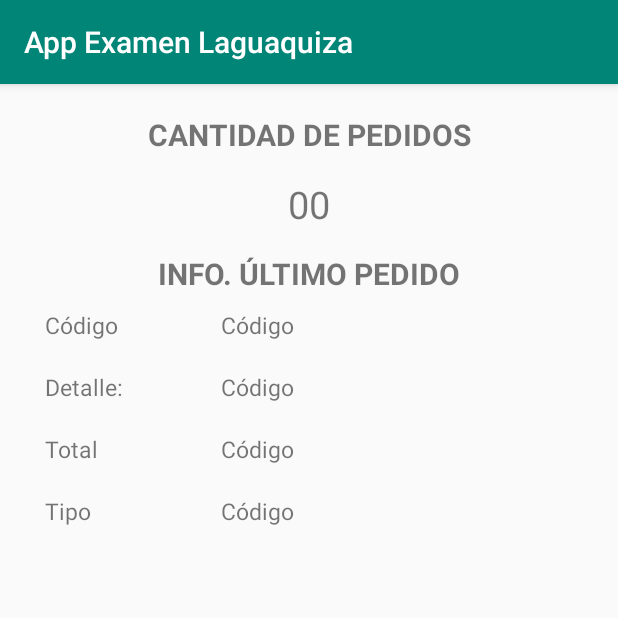
After one commit to gilson97cm/appExamen, an Android app: the CantidadPedidos screen opened directly, with no data from a screen before it, on a phone screen of 412 x 824 dp, the top half of it. The commit adds this screen. Run offline under Robolectric (Android 15) with nearby library versions, the phone set to English and light mode, and no system bars.

Commit message:
suma de pedidos y primer pedido 2

```diff
--- a/app/src/main/AndroidManifest.xml
+++ b/app/src/main/AndroidManifest.xml
@@ -9,7 +9,8 @@
         android:roundIcon="@mipmap/ic_launcher_round"
         android:supportsRtl="true"
         android:theme="@style/AppTheme">
-        <activity android:name=".SumaPedidos"></activity>
+        <activity android:name=".CantidadPedidos"></activity>
+        <activity android:name=".SumaPedidos" />
         <activity android:name=".ListaPedidos" />
         <activity android:name=".Modificar" />
         <activity android:name=".MainActivity">
--- /dev/null
+++ b/app/src/main/java/com/codemort/appexamenlaguaquiza/CantidadPedidos.java
@@ -0,0 +1,68 @@
+package com.codemort.appexamenlaguaquiza;
+
+import androidx.appcompat.app.AppCompatActivity;
+
+import android.database.Cursor;
+import android.database.sqlite.SQLiteDatabase;
+import android.os.Bundle;
+import android.widget.TextView;
+import android.widget.Toast;
+
+public class CantidadPedidos extends AppCompatActivity {
+    TextView lblSumC;
+    TextView lblCodeC;
+    TextView lblDetailC;
+    TextView lblTotalC;
+    TextView lblTypeC;
+
+
+    @Override
+    protected void onCreate(Bundle savedInstanceState) {
+        super.onCreate(savedInstanceState);
+        setContentView(R.layout.activity_cantidad_pedidos);
+
+        lblSumC = (TextView) findViewById(R.id.lblSumC);
+        lblCodeC = (TextView) findViewById(R.id.lblCodeC);
+        lblDetailC = (TextView) findViewById(R.id.lblDetailC);
+        lblTotalC = (TextView) findViewById(R.id.lblTotalC);
+        lblTypeC = (TextView) findViewById(R.id.lblTypeC);
+
+        sum();
+        end();
+    }
+
+    public void sum (){
+        Connection db = new Connection(this, "bddemo", null, 1);
+        SQLiteDatabase baseDatos = db.getWritableDatabase();
+
+        Cursor fila = baseDatos.rawQuery("SELECT * FROM pedidos", null);
+
+        int c =fila.getCount();
+
+        if (c>0) {
+            lblSumC.setText(String.valueOf(c));
+        } else {
+            Toast.makeText(this, "No hay registro.", Toast.LENGTH_SHORT).show();
+        }
+        baseDatos.close();
+
+    }
+
+    public void end(){
+        Connection db = new Connection(this, "bddemo", null, 1);
+        SQLiteDatabase baseDatos = db.getWritableDatabase();
+
+        Cursor fila = baseDatos.rawQuery("SELECT * FROM pedidos ORDER BY codigo ASC LIMIT 1", null);
+
+        if (fila.moveToFirst()) {
+            lblCodeC.setText(fila.getString(0));
+            lblDetailC.setText(fila.getString(1));
+            lblTotalC.setText(fila.getString(2));
+            lblTypeC.setText(fila.getString(3));
+        } else {
+            Toast.makeText(this, "No hay registro.", Toast.LENGTH_SHORT).show();
+        }
+        baseDatos.close();
+
+    }
+}
--- a/app/src/main/java/com/codemort/appexamenlaguaquiza/MainActivity.java
+++ b/app/src/main/java/com/codemort/appexamenlaguaquiza/MainActivity.java
@@ -27,6 +27,7 @@ public class MainActivity extends AppCompatActivity implements View.OnClickListe
 
     Button btnSearch;
     Button btnTotal;
+    Button btnCant;
 
     @Override
     protected void onCreate(Bundle savedInstanceState) {
@@ -53,8 +54,11 @@ public class MainActivity extends AppCompatActivity implements View.OnClickListe
         btnSearch = (Button) findViewById(R.id.btnSearch);
         btnTotal = (Button) findViewById(R.id.btnTotal);
 
+        btnCant = (Button) findViewById(R.id.btnCant);
+
         btnSearch.setOnClickListener(this);
         btnTotal.setOnClickListener(this);
+        btnCant.setOnClickListener(this);
 
 
     }
@@ -103,6 +107,9 @@ public class MainActivity extends AppCompatActivity implements View.OnClickListe
                 break;
             case R.id.btnTotal:
                 intent = new Intent(this, SumaPedidos.class);
+                break;
+            case R.id.btnCant:
+                intent = new Intent(this, CantidadPedidos.class);
                 break;
         }
         if (intent != null){
--- /dev/null
+++ b/app/src/main/res/layout/activity_cantidad_pedidos.xml
@@ -0,0 +1,136 @@
+<?xml version="1.0" encoding="utf-8"?>
+<LinearLayout xmlns:android="http://schemas.android.com/apk/res/android"
+    xmlns:app="http://schemas.android.com/apk/res-auto"
+    xmlns:tools="http://schemas.android.com/tools"
+    android:layout_width="match_parent"
+    android:layout_height="match_parent"
+    android:orientation="vertical"
+    android:padding="20dp"
+    tools:context=".SumaPedidos">
+
+    <TextView
+        android:layout_width="match_parent"
+        android:layout_height="wrap_content"
+        android:text="CANTIDAD DE PEDIDOS"
+        android:textAlignment="center"
+        android:textSize="20dp"
+        android:textStyle="bold" />
+
+    <LinearLayout
+        android:layout_width="match_parent"
+        android:layout_height="wrap_content"
+        android:layout_margin="15dp">
+
+        <TextView
+            android:id="@+id/lblSumC"
+            android:layout_width="match_parent"
+            android:layout_height="wrap_content"
+            android:text="00"
+            android:textAlignment="center"
+            android:textSize="25sp" />
+    </LinearLayout>
+
+    <TextView
+        android:layout_width="match_parent"
+        android:layout_height="wrap_content"
+        android:text="INFO. ÚLTIMO PEDIDO"
+        android:textAlignment="center"
+        android:textSize="20sp"
+        android:textStyle="bold" />
+
+    <LinearLayout
+        android:layout_width="match_parent"
+        android:layout_height="wrap_content"
+        android:gravity="center"
+        android:orientation="vertical">
+
+        <LinearLayout
+            android:layout_width="match_parent"
+            android:layout_height="wrap_content"
+            android:layout_margin="10dp"
+            android:orientation="horizontal">
+
+            <TextView
+                android:layout_width="0dp"
+                android:layout_height="wrap_content"
+                android:layout_weight="1"
+                android:text="Código"
+                android:textSize="15sp" />
+
+            <TextView
+                android:id="@+id/lblCodeC"
+                android:layout_width="0dp"
+                android:layout_height="wrap_content"
+                android:layout_weight="2"
+                android:text="Código"
+                android:textSize="15sp" />
+        </LinearLayout>
+
+        <LinearLayout
+            android:layout_width="match_parent"
+            android:layout_height="wrap_content"
+            android:layout_margin="10dp"
+            android:orientation="horizontal">
+
+            <TextView
+                android:layout_width="0dp"
+                android:layout_height="wrap_content"
+                android:layout_weight="1"
+                android:text="Detalle:"
+                android:textSize="15sp" />
+
+            <TextView
+                android:id="@+id/lblDetailC"
+                android:layout_width="0dp"
+                android:layout_height="wrap_content"
+                android:layout_weight="2"
+                android:text="Código"
+                android:textSize="15sp" />
+        </LinearLayout>
+
+        <LinearLayout
+            android:layout_width="match_parent"
+            android:layout_height="wrap_content"
+            android:layout_margin="10dp"
+            android:orientation="horizontal">
+
+            <TextView
+                android:layout_width="0dp"
+                android:layout_height="wrap_content"
+                android:layout_weight="1"
+                android:text="Total"
+                android:textSize="15sp" />
+
+            <TextView
+                android:id="@+id/lblTotalC"
+                android:layout_width="0dp"
+                android:layout_height="wrap_content"
+                android:layout_weight="2"
+                android:text="Código"
+                android:textSize="15sp" />
+        </LinearLayout>
+
+        <LinearLayout
+            android:layout_width="match_parent"
+            android:layout_height="wrap_content"
+            android:layout_margin="10dp"
+            android:orientation="horizontal">
+
+            <TextView
+                android:layout_width="0dp"
+                android:layout_height="wrap_content"
+                android:layout_weight="1"
+                android:text="Tipo"
+                android:textSize="15sp" />
+
+            <TextView
+                android:id="@+id/lblTypeC"
+                android:layout_width="0dp"
+                android:layout_height="wrap_content"
+                android:layout_weight="2"
+                android:text="Código"
+                android:textSize="15sp" />
+        </LinearLayout>
+
+    </LinearLayout>
+</LinearLayout>
--- a/app/src/main/res/layout/activity_main.xml
+++ b/app/src/main/res/layout/activity_main.xml
@@ -136,6 +136,19 @@
                 android:layout_weight="1"
                 android:text="Suma de pedidos" />
         </LinearLayout>
+        <LinearLayout
+            android:layout_width="match_parent"
+            android:layout_height="wrap_content"
+            android:layout_marginTop="20dp"
+            android:orientation="horizontal">
+
+            <Button
+                android:id="@+id/btnCant"
+                android:layout_width="0dp"
+                android:layout_height="wrap_content"
+                android:layout_weight="1"
+                android:text="Cantidad de pedidos" />
+        </LinearLayout>
 
 
     </LinearLayout>
```
